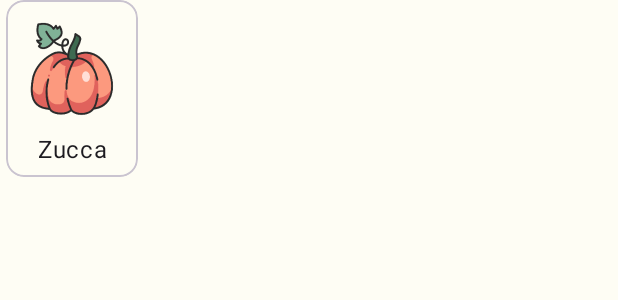
After one commit to Itakello/Plantalot, an Android app: the layout ortaggio_bl_card_item.xml on its own in the app's theme, with its tools: preview values and no code run, on a phone screen of 412 x 824 dp. The commit adds this screen. Shown: the top 300 px of the screen. Run offline under Robolectric (Android 15) with nearby library versions, the phone set to English and light mode, and no system bars.

Commit message:
ortaggio cards

```diff
--- /dev/null
+++ b/app/src/main/res/layout/ortaggio_bl_card_item.xml
@@ -0,0 +1,37 @@
+<?xml version="1.0" encoding="utf-8"?>
+<com.google.android.material.card.MaterialCardView
+	xmlns:android="http://schemas.android.com/apk/res/android"
+	android:layout_width="wrap_content"
+	android:layout_height="wrap_content"
+	android:layout_marginHorizontal="4dp"
+	>
+
+	<LinearLayout
+		android:layout_width="wrap_content"
+		android:layout_height="match_parent"
+		android:orientation="vertical"
+		android:gravity="center">
+
+		<ImageView
+			android:id="@+id/ortaggio_bl_card_image"
+			android:layout_width="88dp"
+			android:layout_height="88dp"
+			android:src="@mipmap/plant_pumpkin_3944344"
+			android:paddingTop="12dp"
+			android:paddingHorizontal="12dp"
+			android:paddingBottom="8dp"
+			/>
+
+		<TextView
+			android:id="@+id/ortaggio_bl_card_label"
+			android:layout_width="match_parent"
+			android:layout_height="wrap_content"
+			android:text="Zucca"
+			android:gravity="center"
+			android:textAppearance="@style/TextAppearance.Material3.BodyLarge"
+			android:layout_marginBottom="8dp"
+			/>
+
+	</LinearLayout>
+
+</com.google.android.material.card.MaterialCardView>
```
Also changed, not shown: app/src/main/java/com/plantalot/adapters/OrtaggioCardListAdapter.java (added, +71 -0 lines), app/src/main/java/com/plantalot/adapters/OrtaggioCardRowAdapter.java (added, +57 -0 lines), app/src/main/java/com/plantalot/fragments/OrtaggioFragment.java (+39 -4 lines), app/src/main/res/layout/ortaggio_bl_card_row.xml (added, +28 -0 lines), app/src/main/res/layout/ortaggio_bl_content.xml (+9 -3 lines).
